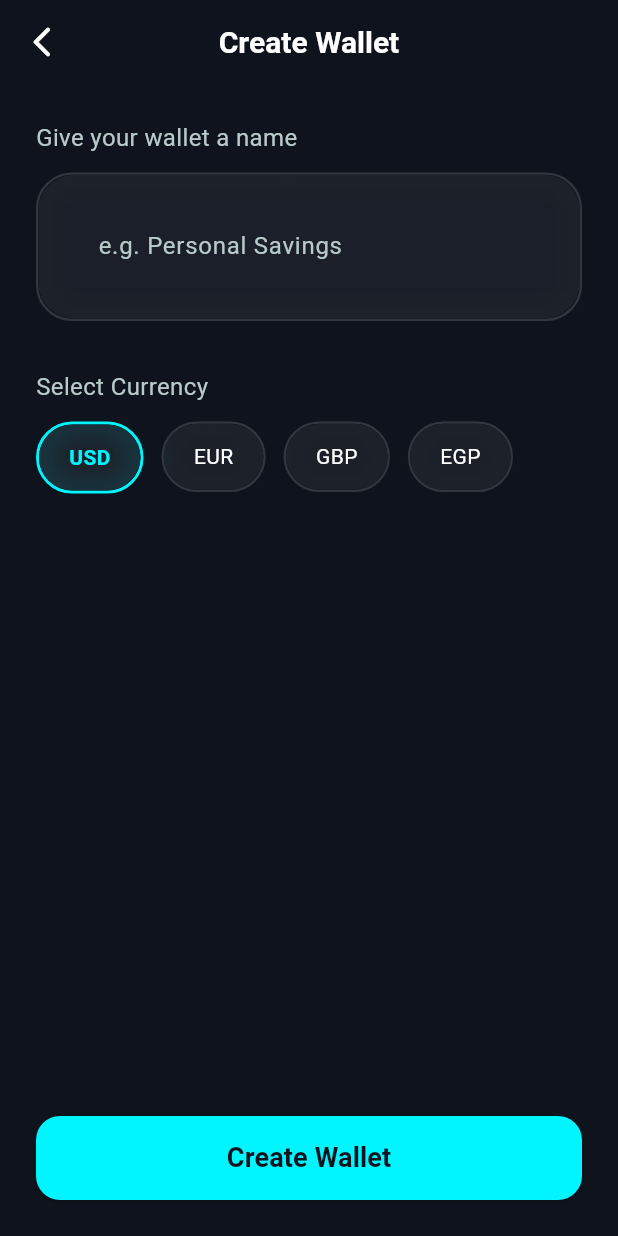
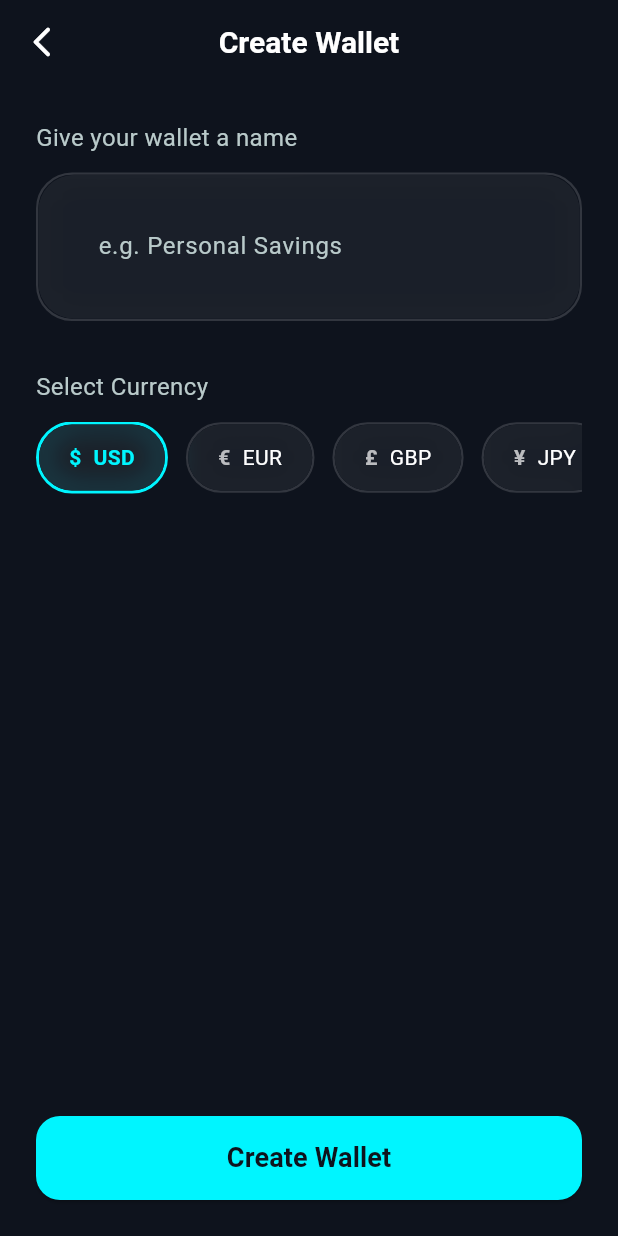
Before and after one commit to Lemon1911/lemon_wallet, a Flutter app: the CreateWalletScreen screen opened by its route, on a phone screen of 412 x 824 dp. Run offline on Flutter 3.47's test engine with Material 3 defaults, Android fonts, the phone set to English and light mode, and no system bars; our stand-ins replace csv, dartz, equatable, fl_chart, flutter_animate, flutter_bloc and 9 more; missing offline and left inert: flutter_driver, google_mlkit_text_recognition; accounts and stored records are empty.

Commit message:
feat: implement multi-currency support and enhanced spending analytics

```diff
--- a/lib/core/di/service_locator.dart
+++ b/lib/core/di/service_locator.dart
@@ -24,6 +24,7 @@ import '../services/secure_storage_service.dart';
 import '../../features/transactions/data/datasource/transaction_local_datasource.dart';
 import '../../features/wallet/data/datasource/wallet_local_datasource.dart';
 import '../database/database_helper.dart';
+import '../services/currency_service.dart';
 
 import '../../features/budget/data/datasources/budget_local_datasource.dart';
 import '../../features/budget/data/datasources/budget_remote_datasource.dart';
@@ -45,6 +46,7 @@ Future<void> init() async {
   // Services
   sl.registerLazySingleton(() => BiometricService());
   sl.registerLazySingleton(() => SecureStorageService());
+  sl.registerLazySingleton(() => CurrencyService());
 
   // Features - Theme
   sl.registerFactory(() => ThemeBloc(themeService: sl()));
--- /dev/null
+++ b/lib/core/services/currency_service.dart
@@ -0,0 +1,42 @@
+import 'package:intl/intl.dart';
+
+class CurrencyInfo {
+  final String code;
+  final String symbol;
+  final String name;
+
+  const CurrencyInfo({
+    required this.code,
+    required this.symbol,
+    required this.name,
+  });
+}
+
+class CurrencyService {
+  static const Map<String, CurrencyInfo> currencies = {
+    'USD': CurrencyInfo(code: 'USD', symbol: '\$', name: 'US Dollar'),
+    'EUR': CurrencyInfo(code: 'EUR', symbol: '€', name: 'Euro'),
+    'GBP': CurrencyInfo(code: 'GBP', symbol: '£', name: 'British Pound'),
+    'JPY': CurrencyInfo(code: 'JPY', symbol: '¥', name: 'Japanese Yen'),
+    'EGP': CurrencyInfo(code: 'EGP', symbol: 'E£', name: 'Egyptian Pound'),
+    'SAR': CurrencyInfo(code: 'SAR', symbol: 'SR', name: 'Saudi Riyal'),
+    'AED': CurrencyInfo(code: 'AED', symbol: 'DH', name: 'UAE Dirham'),
+  };
+
+  String formatAmount(double amount, String currencyCode) {
+    final currency = currencies[currencyCode] ?? currencies['USD']!;
+    final formatter = NumberFormat.currency(
+      symbol: currency.symbol,
+      decimalDigits: 2,
+    );
+    return formatter.format(amount);
+  }
+
+  String getSymbol(String currencyCode) {
+    return currencies[currencyCode]?.symbol ?? '\$';
+  }
+
+  List<CurrencyInfo> getAllCurrencies() {
+    return currencies.values.toList();
+  }
+}
--- a/lib/features/dashboard/presentation/screens/dashboard_screen.dart
+++ b/lib/features/dashboard/presentation/screens/dashboard_screen.dart
@@ -19,6 +19,8 @@ import '../../../transactions/domain/entities/category_entity.dart';
 import '../../../budget/presentation/bloc/budget_bloc.dart';
 import '../../../budget/presentation/bloc/budget_state.dart';
 import '../../../budget/presentation/bloc/budget_event.dart';
+import '../../../../core/services/currency_service.dart';
+import '../../../../core/di/service_locator.dart';
 
 class DashboardScreen extends StatefulWidget {
   const DashboardScreen({super.key});
@@ -257,7 +259,7 @@ class _DashboardScreenState extends State<DashboardScreen> {
           crossAxisAlignment: CrossAxisAlignment.start,
           children: [
             Text(
-              selectedWallet.currency == 'USD' ? '\$' : selectedWallet.currency,
+              sl<CurrencyService>().getSymbol(selectedWallet.currency),
               style: TextStyle(
                 color: AppColors.primary.withValues(alpha: 0.7),
                 fontSize: 24,
--- a/lib/features/wallet/presentation/screens/create_wallet_screen.dart
+++ b/lib/features/wallet/presentation/screens/create_wallet_screen.dart
@@ -4,6 +4,8 @@ import 'package:go_router/go_router.dart';
 import '../../../../core/theme/app_colors.dart';
 import '../../../../core/widgets/custom_components.dart';
 import '../bloc/wallet_bloc.dart';
+import '../../../../core/services/currency_service.dart';
+import '../../../../core/di/service_locator.dart';
 
 class CreateWalletScreen extends StatefulWidget {
   const CreateWalletScreen({super.key});
@@ -68,28 +70,45 @@ class _CreateWalletScreenState extends State<CreateWalletScreen> {
                 style: TextStyle(color: AppColors.textSecondaryDark, fontSize: 16),
               ),
               const SizedBox(height: 12),
-              Wrap(
-                spacing: 12,
-                children: ['USD', 'EUR', 'GBP', 'EGP'].map((currency) {
-                  final isSelected = _selectedCurrency == currency;
+              SingleChildScrollView(
+                scrollDirection: Axis.horizontal,
+                child: Row(
+                  children: sl<CurrencyService>().getAllCurrencies().map((currency) {
+                    final isSelected = _selectedCurrency == currency.code;
                     return GestureDetector(
-                    onTap: () => setState(() => _selectedCurrency = currency),
+                      onTap: () => setState(() => _selectedCurrency = currency.code),
+                      child: Container(
+                        margin: const EdgeInsets.only(right: 12),
                         child: GlassCard(
                           padding: const EdgeInsets.symmetric(horizontal: 20, vertical: 12),
                           borderRadius: BorderRadius.circular(30),
                           border: isSelected
                               ? Border.all(color: AppColors.primary, width: 2)
                               : null,
-                      child: Text(
-                        currency,
+                          child: Row(
+                            children: [
+                              Text(
+                                currency.symbol,
+                                style: TextStyle(
+                                  color: isSelected ? AppColors.primary : Colors.white70,
+                                  fontWeight: FontWeight.bold,
+                                ),
+                              ),
+                              const SizedBox(width: 8),
+                              Text(
+                                currency.code,
                                 style: TextStyle(
                                   color: isSelected ? AppColors.primary : Colors.white,
                                   fontWeight: isSelected ? FontWeight.bold : FontWeight.normal,
                                 ),
                               ),
+                            ],
+                          ),
+                        ),
                       ),
                     );
                   }).toList(),
+                ),
               ),
               const Spacer(),
               SizedBox(
--- a/lib/features/wallet/presentation/screens/wallet_screen.dart
+++ b/lib/features/wallet/presentation/screens/wallet_screen.dart
@@ -7,6 +7,8 @@ import '../../../../core/widgets/custom_components.dart';
 import '../../../../core/router/app_router.dart';
 import '../bloc/wallet_bloc.dart';
 import '../../domain/entities/wallet_entity.dart';
+import '../../../../core/services/currency_service.dart';
+import '../../../../core/di/service_locator.dart';
 
 class WalletScreen extends StatefulWidget {
   const WalletScreen({super.key});
@@ -223,7 +225,7 @@ class _WalletScreenState extends State<WalletScreen> {
           const SizedBox(height: 24),
           _buildDetailRow('Wallet ID', wallet.id.toUpperCase()),
           const Divider(color: AppColors.glassBorder, height: 24),
-          _buildDetailRow('Currency', wallet.currency),
+          _buildDetailRow('Currency', '${wallet.currency} (${sl<CurrencyService>().getSymbol(wallet.currency)})'),
           const Divider(color: AppColors.glassBorder, height: 24),
           _buildDetailRow('Created At', '${wallet.createdAt.day}/${wallet.createdAt.month}/${wallet.createdAt.year}'),
           const SizedBox(height: 24),
```
Also changed, not shown: lib/features/insights/presentation/screens/insights_screen.dart (+32 -10 lines), lib/features/transactions/presentation/screens/add_transaction_screen.dart (+12 -1 lines). Lines whose indentation alone changed are shown as unchanged.
